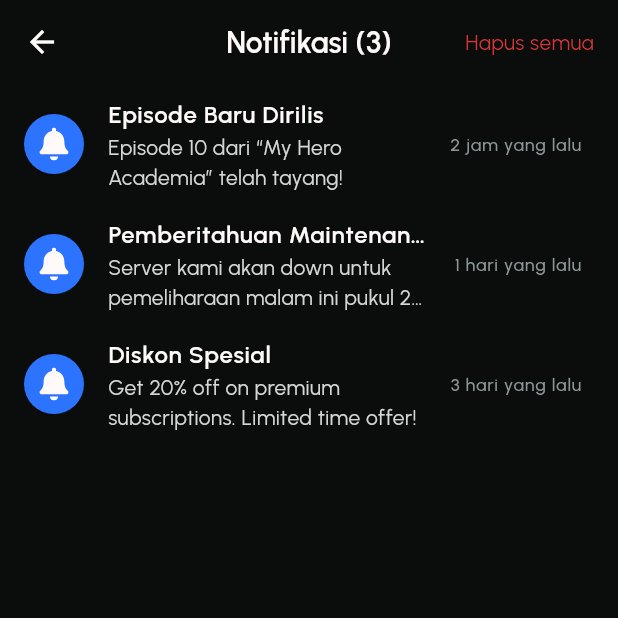
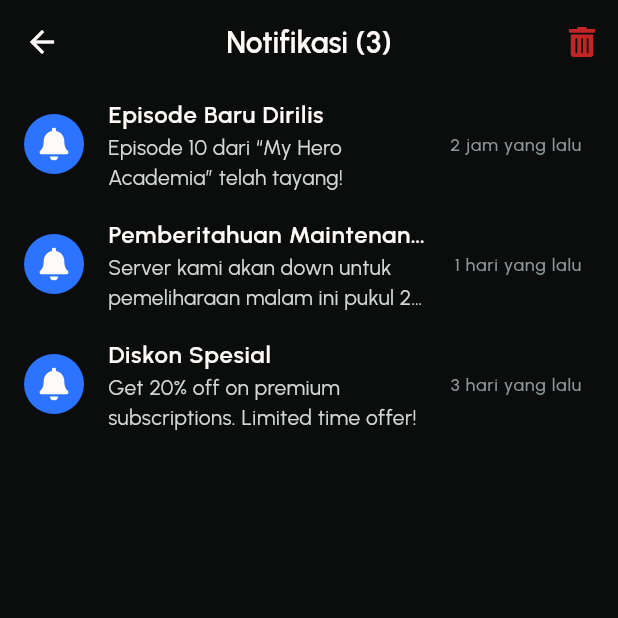
Before and after one commit to kudanilll/kunime, a Flutter app: the NotificationScreen screen opened by its route, on a phone screen of 412 x 824 dp, the top half of it. Run offline on Flutter 3.47's test engine with Material 3 defaults, Android fonts, the phone set to English and light mode, and no system bars; our stand-ins replace cached_network_image, card_swiper, flutter_dotenv, flutter_riverpod, flutter_svg, go_router and 1 more; accounts and stored records are empty; network calls fail.

Commit message:
feat(notification): replace text button with trash icon for clear action
Add trash.svg icon asset and include it in SvgIcon widget. Update notification screen to use IconButton with trash icon instead of KTextButton for better visual consistency. Also enhance Toast widget to support optional close button and improve animation timing.

```diff
--- a/lib/core/widgets/svg_icon.dart
+++ b/lib/core/widgets/svg_icon.dart
@@ -40,6 +40,7 @@ class SvgIcon {
   static const String historyIcon = '$_iconPath/history.svg';
   static const String bellActiveIcon = '$_iconPath/bell-active.svg';
   static const String closeIcon = '$_iconPath/close.svg';
+  static const String trashIcon = '$_iconPath/trash.svg';
 
   static SvgIconData search(double size, Color color) =>
       SvgIconData(path: searchIcon, size: size, color: color);
@@ -57,4 +58,6 @@ class SvgIcon {
       SvgIconData(path: bellActiveIcon, size: size, color: color);
   static SvgIconData close(double size, Color color) =>
       SvgIconData(path: closeIcon, size: size, color: color);
+  static SvgIconData trash(double size, Color color) =>
+      SvgIconData(path: trashIcon, size: size, color: color);
 }
--- a/lib/features/notification/presentation/notification_screen.dart
+++ b/lib/features/notification/presentation/notification_screen.dart
@@ -1,7 +1,6 @@
 import 'package:flutter/material.dart';
 import 'package:kunime/core/themes/app_colors.dart';
 import 'package:kunime/core/widgets/svg_icon.dart';
-import 'package:kunime/core/widgets/text_button.dart';
 import 'package:kunime/core/widgets/toast.dart';
 
 class NotificationScreen extends StatefulWidget {
@@ -59,13 +58,9 @@ class _NotificationScreenState extends State<NotificationScreen> {
         ),
         centerTitle: true,
         actions: [
-          KTextButton(
-            label: 'Hapus semua',
-            onTap: _clearAllNotifications,
-            color: AppColors.red600,
-            pressedColor: AppColors.red800,
-            style: const TextStyle(fontSize: 14),
-            padding: const EdgeInsets.symmetric(vertical: 8, horizontal: 16),
+          IconButton(
+            icon: SvgIcon.trash(20, AppColors.errorBadge).widget,
+            onPressed: _clearAllNotifications,
           ),
         ],
       ),
```
Also changed, not shown: lib/core/widgets/toast.dart (+31 -16 lines), assets/icons/trash.svg (added).
